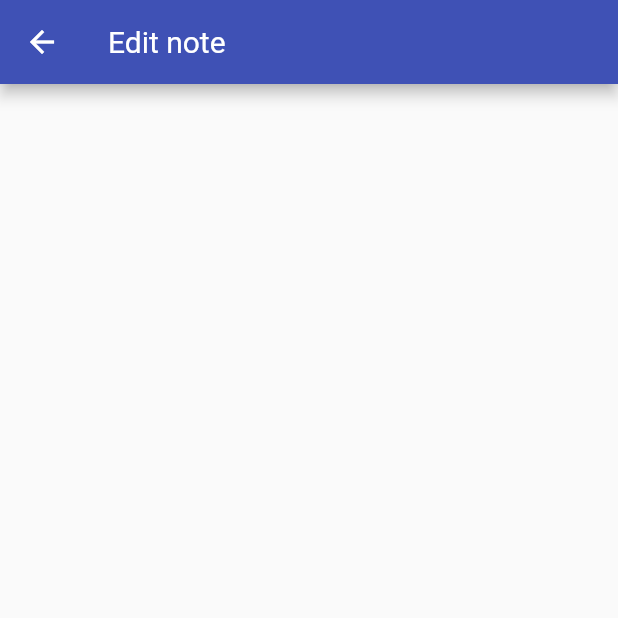
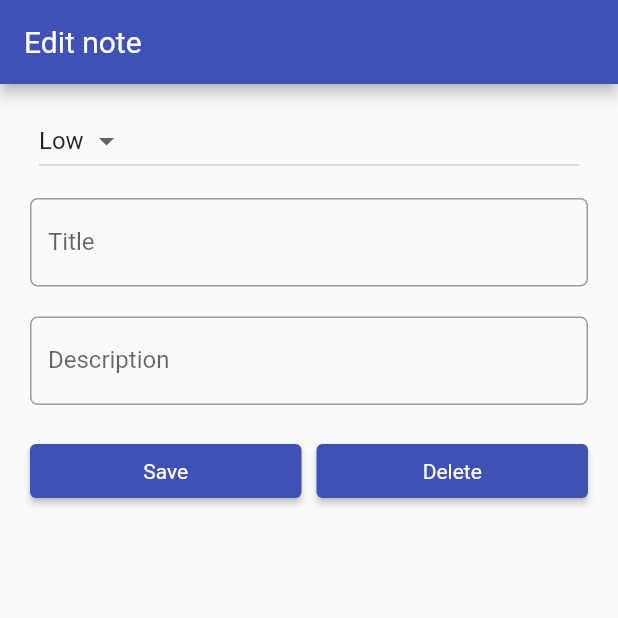
Before and after one commit to kurjakrichard/smartheard, a Flutter app: the NoteDetail screen opened directly, on a phone screen of 412 x 824 dp, the top half of it. Run offline on Flutter 3.47's test engine with Material 2 defaults, Android fonts, the phone set to English and light mode, and no system bars.

Commit message:
Notelist project 2

```diff
--- a/lib/main.dart
+++ b/lib/main.dart
@@ -1,17 +1,18 @@
 import 'package:flutter/material.dart';
+import 'package:smartheard/screens/note_detail.dart';
 /*import 'screens/home.dart';
 import 'screens/home2.dart';
 import 'screens/home3.dart';
 import 'screens/home4.dart';
 import 'screens/home5.dart';*/
-import 'screens/note_list.dart';
-import 'screens/home3.dart';
 
 void main() {
   runApp(MyApp());
 }
 
 class MyApp extends StatelessWidget {
+  const MyApp({Key? key}) : super(key: key);
+
   @override
   Widget build(BuildContext context) {
     return MaterialApp(
@@ -23,6 +24,6 @@ class MyApp extends StatelessWidget {
                 style: ElevatedButton.styleFrom(
                     primary: Colors.indigo, onPrimary: Colors.white)),
             appBarTheme: const AppBarTheme(color: Colors.indigo)),
-        home: NoteList());
+        home: const NoteDetail());
   }
 }
--- a/lib/screens/note_detail.dart
+++ b/lib/screens/note_detail.dart
@@ -1,4 +1,7 @@
 import 'package:flutter/material.dart';
+
+// ignore_for_file: constant_identifier_names
+enum Priorities { High, Low }
 
 class NoteDetail extends StatefulWidget {
   const NoteDetail({Key? key}) : super(key: key);
@@ -10,15 +13,102 @@ class NoteDetail extends StatefulWidget {
 }
 
 class NoteDetailState extends State<NoteDetail> {
+  var dropDownItemSelected;
+  TextEditingController titleController = TextEditingController();
+  TextEditingController descriptionController = TextEditingController();
+
+  @override
+  void initState() {
+    super.initState();
+    dropDownItemSelected = Priorities.Low;
+  }
+
   @override
   Widget build(BuildContext context) {
     return Scaffold(
       appBar: AppBar(
-        title: Text('Edit note'),
+        title: const Text('Edit note'),
       ),
       body: Padding(
-        padding: EdgeInsets.all(10),
-        child: ListView(),
+        padding: const EdgeInsets.all(10),
+        child: ListView(
+          children: [
+            ListTile(
+              title: DropdownButton<Priorities>(
+                value: dropDownItemSelected,
+                items: Priorities.values.map((Priorities dropDownMenuItem) {
+                  return DropdownMenuItem<Priorities>(
+                    value: dropDownMenuItem,
+                    child: Text(dropDownMenuItem.name),
+                  );
+                }).toList(),
+                onChanged: (valueSelectedByUser) {
+                  setState(() {
+                    dropDownItemSelected = valueSelectedByUser;
+                  });
+                },
+              ),
+            ),
+            Padding(
+              padding: const EdgeInsets.all(10),
+              child: TextField(
+                controller: titleController,
+                onChanged: (value) {
+                  debugPrint('Valami változott');
+                },
+                decoration: InputDecoration(
+                  labelText: 'Title',
+                  border: OutlineInputBorder(
+                      borderRadius: BorderRadius.circular(5.0)),
+                ),
+              ),
+            ),
+            Padding(
+              padding: const EdgeInsets.all(10),
+              child: TextField(
+                controller: descriptionController,
+                onChanged: (value) {
+                  debugPrint('Valami változott');
+                },
+                decoration: InputDecoration(
+                  labelText: 'Description',
+                  border: OutlineInputBorder(
+                      borderRadius: BorderRadius.circular(5.0)),
+                ),
+              ),
+            ),
+            Padding(
+              padding: const EdgeInsets.all(10),
+              child: Row(
+                children: [
+                  Expanded(
+                    child: ElevatedButton(
+                      child: const Text('Save'),
+                      onPressed: () {
+                        setState(() {
+                          debugPrint('Save button clicked!');
+                        });
+                      },
+                    ),
+                  ),
+                  Container(
+                    width: 10,
+                  ),
+                  Expanded(
+                    child: ElevatedButton(
+                      child: const Text('Delete'),
+                      onPressed: () {
+                        setState(() {
+                          debugPrint('Delete button clicked!');
+                        });
+                      },
+                    ),
+                  ),
+                ],
+              ),
+            )
+          ],
+        ),
       ),
     );
   }
```
